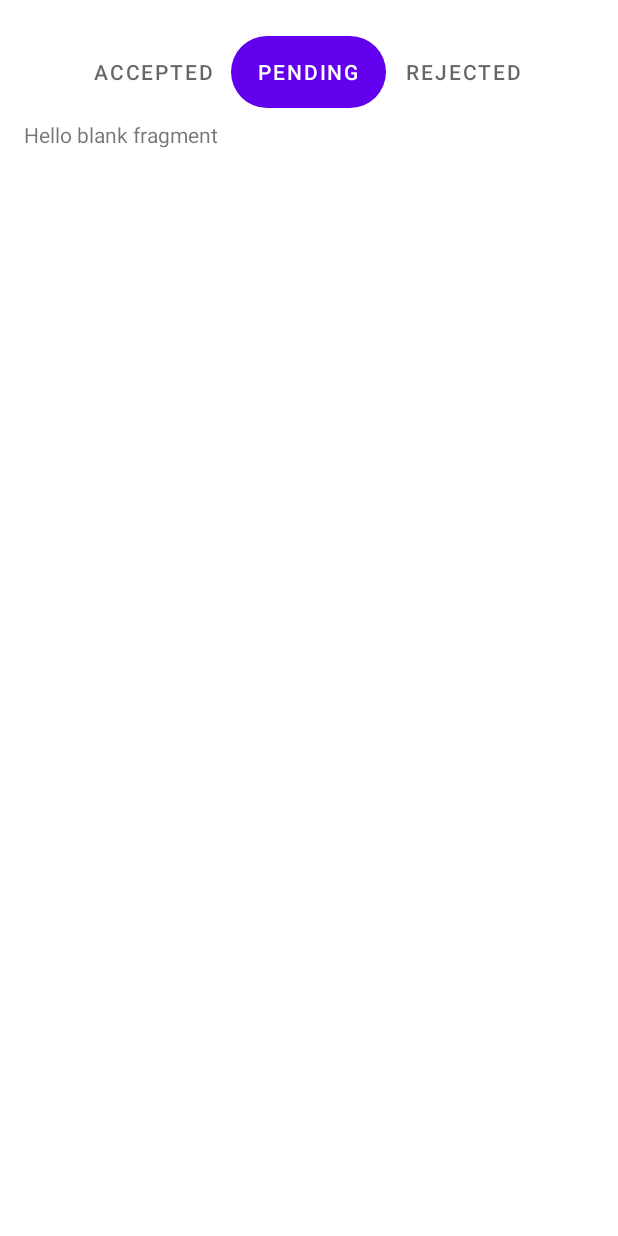
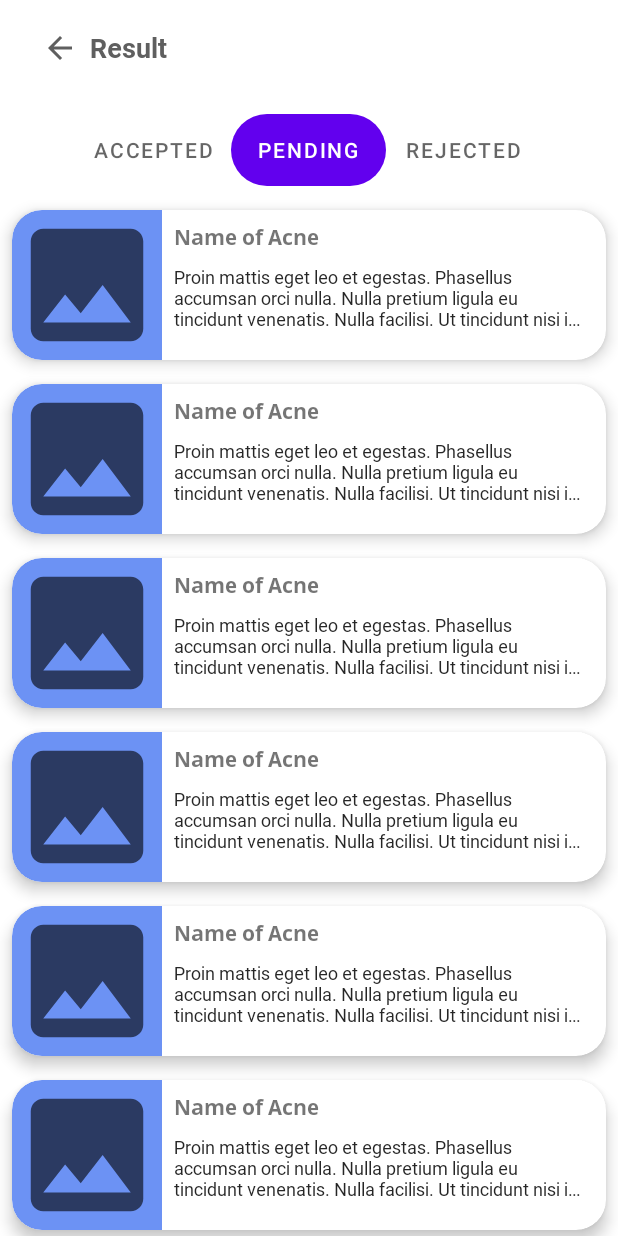
Before and after one commit to LuhutPakpahan/Capstone, an Android app: the screen it shows after launch (ResultActivity), tab 2 chosen, on a phone screen of 412 x 824 dp. Run offline under Robolectric (Android 15) with nearby library versions, the phone set to English and light mode, and no system bars.

Commit message:
Add dummy item to result activity_result.xml

```diff
--- /dev/null
+++ b/app/src/main/java/com/bffa3/myapplication/data/entity/ResultAcne.kt
@@ -0,0 +1,7 @@
+package com.bffa3.myapplication.data.entity
+
+data class ResultAcne(
+    val image: String,
+    val name: String,
+    val description: String
+)
--- /dev/null
+++ b/app/src/main/java/com/bffa3/myapplication/ui/result/fragment/AcceptedListAdapter.kt
@@ -0,0 +1,36 @@
+package com.bffa3.myapplication.ui.result.fragment
+
+import android.view.LayoutInflater
+import android.view.View
+import android.view.ViewGroup
+import androidx.recyclerview.widget.RecyclerView
+import com.bffa3.myapplication.data.entity.ResultAcne
+import com.bffa3.myapplication.databinding.ItemResultBinding
+
+class AcceptedListAdapter : RecyclerView.Adapter<AcceptedListAdapter.CustomViewHolder>() {
+
+    private val resultAcneList = ArrayList<ResultAcne>()
+
+    fun setList(list: List<ResultAcne>) {
+        resultAcneList.clear()
+        resultAcneList.addAll(list)
+    }
+
+    inner class CustomViewHolder(private val binding: ItemResultBinding) : RecyclerView.ViewHolder(binding.root) {
+        fun bind(resultAcne: ResultAcne) {
+
+        }
+    }
+
+    override fun onCreateViewHolder(parent: ViewGroup, viewType: Int): CustomViewHolder {
+        return CustomViewHolder(ItemResultBinding.inflate(LayoutInflater.from(parent.context), parent, false))
+    }
+
+    override fun onBindViewHolder(holder: CustomViewHolder, position: Int) {
+        holder.bind(resultAcneList[position])
+    }
+
+    override fun getItemCount(): Int {
+        return resultAcneList.size
+    }
+}
--- a/app/src/main/java/com/bffa3/myapplication/ui/result/fragment/AcceptedListFragment.kt
+++ b/app/src/main/java/com/bffa3/myapplication/ui/result/fragment/AcceptedListFragment.kt
@@ -5,9 +5,16 @@ import androidx.fragment.app.Fragment
 import android.view.LayoutInflater
 import android.view.View
 import android.view.ViewGroup
+import androidx.recyclerview.widget.LinearLayoutManager
 import com.bffa3.myapplication.R
+import com.bffa3.myapplication.data.entity.ResultAcne
+import com.bffa3.myapplication.databinding.FragmentAcceptedListBinding
+import com.bffa3.myapplication.utils.DummyResultAcne
 
 class AcceptedListFragment : Fragment() {
+
+    private lateinit var binding: FragmentAcceptedListBinding
+
     override fun onCreateView(
         inflater: LayoutInflater, container: ViewGroup?,
         savedInstanceState: Bundle?
@@ -15,4 +22,17 @@ class AcceptedListFragment : Fragment() {
         // Inflate the layout for this fragment
         return inflater.inflate(R.layout.fragment_accepted_list, container, false)
     }
+
+    override fun onViewCreated(view: View, savedInstanceState: Bundle?) {
+        super.onViewCreated(view, savedInstanceState)
+        binding = FragmentAcceptedListBinding.bind(view)
+
+        val adapter = AcceptedListAdapter()
+        adapter.setList(DummyResultAcne.addDummyResultAcne())
+        binding.rvAcceptedList.apply {
+            layoutManager = LinearLayoutManager(context)
+            setHasFixedSize(true)
+            this.adapter = adapter
+        }
+    }
 }
--- /dev/null
+++ b/app/src/main/java/com/bffa3/myapplication/ui/result/fragment/PendingListAdapter.kt
@@ -0,0 +1,35 @@
+package com.bffa3.myapplication.ui.result.fragment
+
+import android.view.LayoutInflater
+import android.view.ViewGroup
+import androidx.recyclerview.widget.RecyclerView
+import com.bffa3.myapplication.data.entity.ResultAcne
+import com.bffa3.myapplication.databinding.ItemResultBinding
+
+class PendingListAdapter : RecyclerView.Adapter<PendingListAdapter.CustomViewHolder>() {
+
+    private val resultAcneList = ArrayList<ResultAcne>()
+
+    fun setList(list: List<ResultAcne>) {
+        resultAcneList.clear()
+        resultAcneList.addAll(list)
+    }
+
+    inner class CustomViewHolder(private val binding: ItemResultBinding) : RecyclerView.ViewHolder(binding.root) {
+        fun bind(resultAcne: ResultAcne) {
+
+        }
+    }
+
+    override fun onCreateViewHolder(parent: ViewGroup, viewType: Int): CustomViewHolder {
+        return CustomViewHolder(ItemResultBinding.inflate(LayoutInflater.from(parent.context), parent, false))
+    }
+
+    override fun onBindViewHolder(holder: CustomViewHolder, position: Int) {
+        holder.bind(resultAcneList[position])
+    }
+
+    override fun getItemCount(): Int {
+        return resultAcneList.size
+    }
+}
--- a/app/src/main/java/com/bffa3/myapplication/ui/result/fragment/PendingListFragment.kt
+++ b/app/src/main/java/com/bffa3/myapplication/ui/result/fragment/PendingListFragment.kt
@@ -5,9 +5,16 @@ import androidx.fragment.app.Fragment
 import android.view.LayoutInflater
 import android.view.View
 import android.view.ViewGroup
+import androidx.recyclerview.widget.LinearLayoutManager
 import com.bffa3.myapplication.R
+import com.bffa3.myapplication.data.entity.ResultAcne
+import com.bffa3.myapplication.databinding.FragmentPendingListBinding
+import com.bffa3.myapplication.utils.DummyResultAcne
 
 class PendingListFragment : Fragment() {
+
+    private lateinit var binding: FragmentPendingListBinding
+
     override fun onCreateView(
         inflater: LayoutInflater, container: ViewGroup?,
         savedInstanceState: Bundle?
@@ -15,4 +22,17 @@ class PendingListFragment : Fragment() {
         // Inflate the layout for this fragment
         return inflater.inflate(R.layout.fragment_pending_list, container, false)
     }
+
+    override fun onViewCreated(view: View, savedInstanceState: Bundle?) {
+        super.onViewCreated(view, savedInstanceState)
+        binding = FragmentPendingListBinding.bind(view)
+
+        val adapter = PendingListAdapter()
+        adapter.setList(DummyResultAcne.addDummyResultAcne())
+        binding.rvPendingList.apply {
+            layoutManager = LinearLayoutManager(context)
+            setHasFixedSize(true)
+            this.adapter = adapter
+        }
+    }
 }
--- /dev/null
+++ b/app/src/main/java/com/bffa3/myapplication/ui/result/fragment/RejectedListAdapter.kt
@@ -0,0 +1,35 @@
+package com.bffa3.myapplication.ui.result.fragment
+
+import android.view.LayoutInflater
+import android.view.ViewGroup
+import androidx.recyclerview.widget.RecyclerView
+import com.bffa3.myapplication.data.entity.ResultAcne
+import com.bffa3.myapplication.databinding.ItemResultBinding
+
+class RejectedListAdapter : RecyclerView.Adapter<RejectedListAdapter.CustomViewHolder>() {
+
+    private val resultAcneList = ArrayList<ResultAcne>()
+
+    fun setList(list: List<ResultAcne>) {
+        resultAcneList.clear()
+        resultAcneList.addAll(list)
+    }
+
+    inner class CustomViewHolder(private val binding: ItemResultBinding) : RecyclerView.ViewHolder(binding.root) {
+        fun bind(resultAcne: ResultAcne) {
+
+        }
+    }
+
+    override fun onCreateViewHolder(parent: ViewGroup, viewType: Int): CustomViewHolder {
+        return CustomViewHolder(ItemResultBinding.inflate(LayoutInflater.from(parent.context), parent, false))
+    }
+
+    override fun onBindViewHolder(holder: CustomViewHolder, position: Int) {
+        holder.bind(resultAcneList[position])
+    }
+
+    override fun getItemCount(): Int {
+        return resultAcneList.size
+    }
+}
--- a/app/src/main/java/com/bffa3/myapplication/ui/result/fragment/RejectedListFragment.kt
+++ b/app/src/main/java/com/bffa3/myapplication/ui/result/fragment/RejectedListFragment.kt
@@ -5,8 +5,16 @@ import androidx.fragment.app.Fragment
 import android.view.LayoutInflater
 import android.view.View
 import android.view.ViewGroup
+import androidx.recyclerview.widget.LinearLayoutManager
 import com.bffa3.myapplication.R
+import com.bffa3.myapplication.data.entity.ResultAcne
+import com.bffa3.myapplication.databinding.FragmentRejectedListBinding
+import com.bffa3.myapplication.utils.DummyResultAcne
+
 class RejectedListFragment : Fragment() {
+
+    private lateinit var binding: FragmentRejectedListBinding
+
     override fun onCreateView(
         inflater: LayoutInflater, container: ViewGroup?,
         savedInstanceState: Bundle?
@@ -14,4 +22,17 @@ class RejectedListFragment : Fragment() {
         // Inflate the layout for this fragment
         return inflater.inflate(R.layout.fragment_rejected_list, container, false)
     }
+
+    override fun onViewCreated(view: View, savedInstanceState: Bundle?) {
+        super.onViewCreated(view, savedInstanceState)
+        binding = FragmentRejectedListBinding.bind(view)
+
+        val adapter = RejectedListAdapter()
+        adapter.setList(DummyResultAcne.addDummyResultAcne())
+        binding.rvRejectedList.apply {
+            layoutManager = LinearLayoutManager(context)
+            setHasFixedSize(true)
+            this.adapter = adapter
+        }
+    }
 }
--- /dev/null
+++ b/app/src/main/java/com/bffa3/myapplication/utils/DummyResultAcne.kt
@@ -0,0 +1,50 @@
+package com.bffa3.myapplication.utils
+
+import com.bffa3.myapplication.data.entity.ResultAcne
+
+object DummyResultAcne {
+    fun addDummyResultAcne() : List<ResultAcne> {
+        return listOf(
+            ResultAcne(
+                "1",
+                "Jerawat 1",
+                "Deskripsi Jerawat 1"),
+            ResultAcne(
+                "2",
+                "Jerawat 2",
+                "Deskripsi Jerawat 2"),
+            ResultAcne(
+                "3",
+                "Jerawat 3",
+                "Deskripsi Jerawat 3"),
+            ResultAcne(
+                "4",
+                "Jerawat 4",
+                "Deskripsi Jerawat 4"),
+            ResultAcne(
+                "5",
+                "Jerawat 5",
+                "Deskripsi Jerawat 5"),
+            ResultAcne(
+                "6",
+                "Jerawat 6",
+                "Deskripsi Jerawat 6"),
+            ResultAcne(
+                "7",
+                "Jerawat 7",
+                "Deskripsi Jerawat 7"),
+            ResultAcne(
+                "8",
+                "Jerawat 8",
+                "Deskripsi Jerawat 8"),
+            ResultAcne(
+                "9",
+                "Jerawat 9",
+                "Deskripsi Jerawat 9"),
+            ResultAcne(
+                "10",
+                "Jerawat 10",
+                "Deskripsi Jerawat 10"),
+        )
+    }
+}
--- /dev/null
+++ b/app/src/main/res/drawable/acne_image.xml
@@ -0,0 +1,10 @@
+<?xml version="1.0" encoding="utf-8"?>
+<shape xmlns:android="http://schemas.android.com/apk/res/android"
+    android:shape="rectangle">
+
+    <solid android:color="@color/gradient_brighter" />
+    <corners
+        android:bottomLeftRadius="20dp"
+        android:topLeftRadius="20dp" />
+
+</shape>
--- /dev/null
+++ b/app/src/main/res/drawable/acne_information.xml
@@ -0,0 +1,11 @@
+<?xml version="1.0" encoding="utf-8"?>
+<shape xmlns:android="http://schemas.android.com/apk/res/android"
+    android:shape="rectangle">
+
+    <solid
+        android:color="@color/white" />
+
+    <corners
+        android:topRightRadius="20dp"
+        android:bottomRightRadius="20dp" />
+</shape>
--- /dev/null
+++ b/app/src/main/res/drawable/ic_baseline_arrow_back_24.xml
@@ -0,0 +1,5 @@
+<vector android:autoMirrored="true" android:height="24dp"
+    android:tint="#5F5F5F" android:viewportHeight="24"
+    android:viewportWidth="24" android:width="24dp" xmlns:android="http://schemas.android.com/apk/res/android">
+    <path android:fillColor="@android:color/white" android:pathData="M20,11H7.83l5.59,-5.59L12,4l-8,8 8,8 1.41,-1.41L7.83,13H20v-2z"/>
+</vector>
--- a/app/src/main/res/layout/activity_result.xml
+++ b/app/src/main/res/layout/activity_result.xml
@@ -5,8 +5,35 @@
     android:layout_width="match_parent"
     android:layout_height="match_parent"
     android:orientation="vertical"
-    tools:context=".ui.result.ResultActivity"
-    android:padding="16dp">
+    tools:context=".ui.result.ResultActivity">
+
+    <LinearLayout
+        android:layout_width="match_parent"
+        android:layout_height="wrap_content"
+        android:orientation="horizontal"
+        android:layout_marginTop="8dp"
+        android:layout_marginBottom="12dp"
+        android:layout_marginStart="12dp">
+
+        <androidx.cardview.widget.CardView
+            android:layout_width="wrap_content"
+            android:layout_height="wrap_content"
+            app:cardCornerRadius="20dp"
+            app:cardElevation="0dp">
+
+            <Button
+                android:layout_width="wrap_content"
+                android:layout_height="wrap_content"
+                android:drawableLeft="@drawable/ic_baseline_arrow_back_24"
+                android:text="@string/result_title"
+                android:textAllCaps="false"
+                android:foreground="#00000000"
+                android:textColor="@color/gray_color"
+                android:fontFamily="@font/roboto_bold"
+                android:textSize="18sp"
+                style="@style/Widget.AppCompat.Button.Borderless.Colored" />
+        </androidx.cardview.widget.CardView>
+    </LinearLayout>
 
     <com.google.android.material.tabs.TabLayout
         android:id="@+id/tl_result_category"
--- a/app/src/main/res/layout/fragment_accepted_list.xml
+++ b/app/src/main/res/layout/fragment_accepted_list.xml
@@ -3,11 +3,12 @@
     xmlns:tools="http://schemas.android.com/tools"
     android:layout_width="match_parent"
     android:layout_height="match_parent"
-    tools:context=".ui.result.fragment.AcceptedListFragment">
+    tools:context=".ui.result.fragment.AcceptedListFragment"
+    android:layout_margin="12dp">
 
-    <TextView
+    <androidx.recyclerview.widget.RecyclerView
+        android:id="@+id/rv_accepted_list"
         android:layout_width="match_parent"
-        android:layout_height="match_parent"
-        android:text="@string/hello_blank_fragment" />
+        android:layout_height="match_parent" />
 
 </FrameLayout>
--- a/app/src/main/res/layout/fragment_pending_list.xml
+++ b/app/src/main/res/layout/fragment_pending_list.xml
@@ -3,11 +3,12 @@
     xmlns:tools="http://schemas.android.com/tools"
     android:layout_width="match_parent"
     android:layout_height="match_parent"
-    tools:context=".ui.result.fragment.PendingListFragment">
+    tools:context=".ui.result.fragment.PendingListFragment"
+    android:layout_margin="12dp">
 
-    <TextView
+    <androidx.recyclerview.widget.RecyclerView
+        android:id="@+id/rv_pending_list"
         android:layout_width="match_parent"
-        android:layout_height="match_parent"
-        android:text="@string/hello_blank_fragment" />
+        android:layout_height="match_parent" />
 
 </FrameLayout>
--- a/app/src/main/res/layout/fragment_rejected_list.xml
+++ b/app/src/main/res/layout/fragment_rejected_list.xml
@@ -3,11 +3,12 @@
     xmlns:tools="http://schemas.android.com/tools"
     android:layout_width="match_parent"
     android:layout_height="match_parent"
-    tools:context=".ui.result.fragment.RejectedListFragment">
+    tools:context=".ui.result.fragment.RejectedListFragment"
+    android:layout_margin="12dp">
 
-    <TextView
+    <androidx.recyclerview.widget.RecyclerView
+        android:id="@+id/rv_rejected_list"
         android:layout_width="match_parent"
-        android:layout_height="match_parent"
-        android:text="@string/hello_blank_fragment" />
+        android:layout_height="match_parent" />
 
 </FrameLayout>
--- /dev/null
+++ b/app/src/main/res/layout/item_result.xml
@@ -0,0 +1,62 @@
+<?xml version="1.0" encoding="utf-8"?>
+<androidx.cardview.widget.CardView
+    xmlns:android="http://schemas.android.com/apk/res/android"
+    xmlns:app="http://schemas.android.com/apk/res-auto"
+    xmlns:tools="http://schemas.android.com/tools"
+    android:layout_width="match_parent"
+    android:layout_height="wrap_content"
+    android:layout_margin="8dp"
+    app:cardElevation="6dp"
+    app:cardCornerRadius="20dp"
+    android:foreground="?attr/selectableItemBackgroundBorderless">
+
+    <androidx.constraintlayout.widget.ConstraintLayout
+        android:layout_width="match_parent"
+        android:layout_height="match_parent">
+
+        <ImageView
+            android:id="@+id/iv_acne_image"
+            android:layout_width="100dp"
+            android:layout_height="100dp"
+            android:foreground="@drawable/ic_baseline_image_24"
+            android:src="@drawable/acne_image"
+            app:layout_constraintStart_toStartOf="parent"
+            app:layout_constraintTop_toTopOf="parent"
+            tools:ignore="ContentDescription" />
+
+        <ImageView
+            android:id="@+id/iv_acne_information"
+            android:layout_width="0dp"
+            android:layout_height="100dp"
+            app:layout_constraintEnd_toEndOf="parent"
+            app:layout_constraintStart_toEndOf="@id/iv_acne_image"
+            app:layout_constraintTop_toTopOf="parent"
+            tools:ignore="ContentDescription" />
+
+        <TextView
+            android:id="@+id/tv_name_of_acne"
+            style="@style/Title.ItemResultTitle"
+            android:layout_width="wrap_content"
+            android:layout_height="wrap_content"
+            android:layout_marginStart="8dp"
+            android:layout_marginTop="8dp"
+            android:text="@string/name_of_acne"
+            app:layout_constraintStart_toEndOf="@id/iv_acne_image"
+            app:layout_constraintTop_toTopOf="parent" />
+
+        <TextView
+            android:id="@+id/tv_desc_of_acne"
+            style="@style/Subtitle.ArticleDescription"
+            android:layout_width="0dp"
+            android:layout_height="wrap_content"
+            android:layout_marginTop="8dp"
+            android:layout_marginEnd="16dp"
+            android:ellipsize="end"
+            android:maxLines="3"
+            android:text="@string/short_paragraph_tempalte"
+            android:textSize="12sp"
+            app:layout_constraintEnd_toEndOf="parent"
+            app:layout_constraintStart_toStartOf="@id/tv_name_of_acne"
+            app:layout_constraintTop_toBottomOf="@id/tv_name_of_acne" />
+    </androidx.constraintlayout.widget.ConstraintLayout>
+</androidx.cardview.widget.CardView>
--- a/app/src/main/res/values/colors.xml
+++ b/app/src/main/res/values/colors.xml
@@ -12,6 +12,7 @@
     <color name="gradient_darker">#1A73E9</color>
     <color name="gradient_brighter">#6C92F4</color>
     <color name="warning">#EF1A1A</color>
+    <color name="gray_color">#5F5F5F</color>
 
     <!-- Text Color -->
     <color name="detail_screen_title">#1F529F</color>
--- a/app/src/main/res/values/strings.xml
+++ b/app/src/main/res/values/strings.xml
@@ -46,4 +46,6 @@
     <string name="edit_profile">Edit Profile</string>
     <string name="placeholder_name">Placeholder Name</string>
     <string name="hello_blank_fragment">Hello blank fragment</string>
+    <string name="name_of_acne">Name of Acne</string>
+    <string name="result_title">Result</string>
 </resources>
--- a/app/src/main/res/values/themes.xml
+++ b/app/src/main/res/values/themes.xml
@@ -126,7 +126,6 @@
     <style name="Subtitle.ArticleDescription">
         <item name="android:fontFamily">@font/roboto_regular</item>
         <item name="android:textSize">8sp</item>
-        <item name="android:lineHeight">128.9dp</item>
         <item name="android:textColor">@color/black_87_transparency</item>
     </style>
 
```
